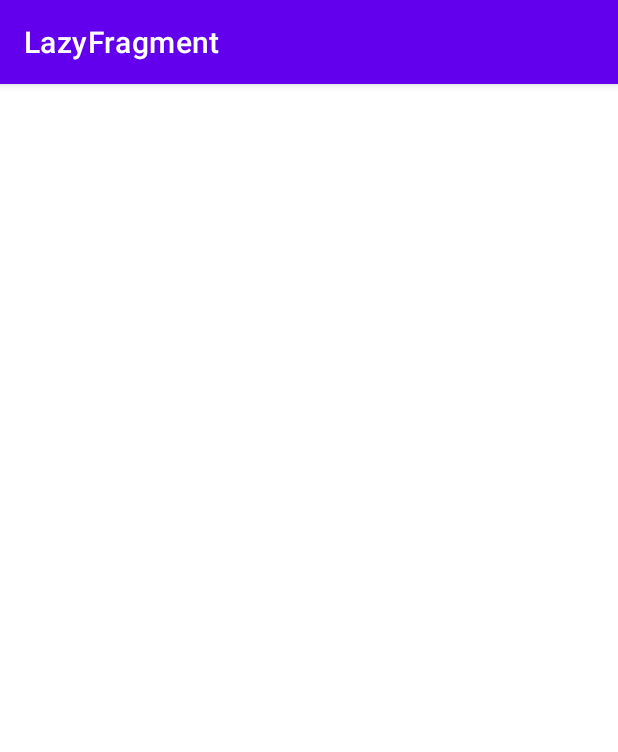
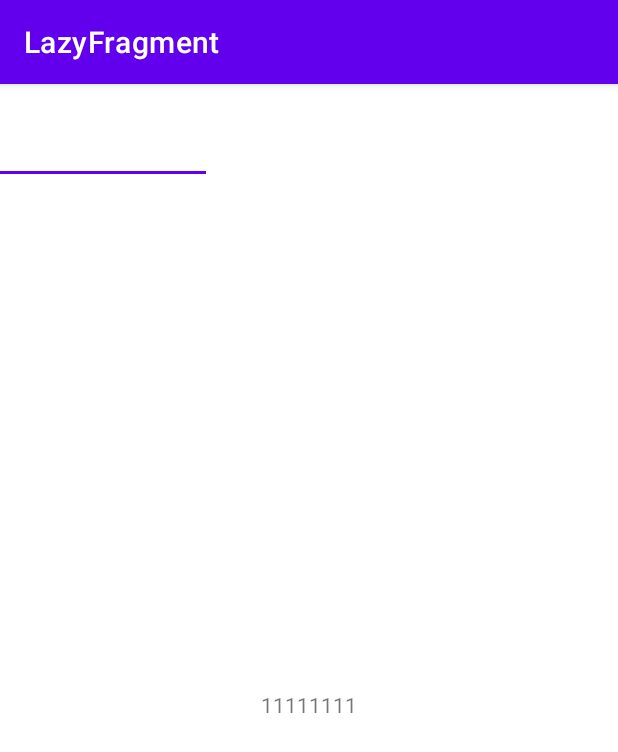
Before and after one commit to xiexuesong/LazyFragment, an Android app: the screen it shows after launch (MainActivity), on a phone screen of 412 x 824 dp. Shown: the top 752 px of the screen. Run offline under Robolectric (Android 15) with nearby library versions, the phone set to English and light mode, and no system bars.

Commit message:
AndroidX懒加载

```diff
--- a/LazyFragment/app/src/main/java/com/wz/lazyfragment/BaseFragment.java
+++ b/LazyFragment/app/src/main/java/com/wz/lazyfragment/BaseFragment.java
@@ -1,20 +1,60 @@
 package com.wz.lazyfragment;
 
+import android.content.Context;
+import android.os.Bundle;
+import android.util.Log;
+import android.view.LayoutInflater;
+import android.view.View;
+import android.view.ViewGroup;
+
+import androidx.annotation.NonNull;
+import androidx.annotation.Nullable;
 import androidx.fragment.app.Fragment;
 
 abstract class BaseFragment extends Fragment {
 
     private boolean isFirst = true;
-    private boolean isVisible = true;
+
+    @Override
+    public void onAttach(@NonNull Context context) {
+        super.onAttach(context);
+    }
+
+    @Nullable
+    @Override
+    public View onCreateView(@NonNull LayoutInflater inflater, @Nullable ViewGroup container, @Nullable Bundle savedInstanceState) {
+        View view = inflater.inflate(getLayoutId(),container,false);
+        return view;
+    }
+
+    @Override
+    public void onViewCreated(@NonNull View view, @Nullable Bundle savedInstanceState) {
+        super.onViewCreated(view, savedInstanceState);
+        initView(view);
+        initEvent(view);
+    }
+
+
 
     @Override
     public void onResume() {
         super.onResume();
-        if(isFirst && isVisible){
+        if(isFirst){
             lazyLoad();
+            isFirst = false;
         }
     }
 
+    @Override
+    public void onDestroyView() {
+        super.onDestroyView();
+        Log.i("MDL","onDestroyView"  +  hashCode());
+    }
+
+
 
     public abstract void lazyLoad();
+    public abstract int getLayoutId();
+    protected abstract void initEvent(View view);
+    protected abstract void initView(View view);
 }
--- a/LazyFragment/app/src/main/java/com/wz/lazyfragment/Fragment1.java
+++ b/LazyFragment/app/src/main/java/com/wz/lazyfragment/Fragment1.java
@@ -1,4 +1,26 @@
 package com.wz.lazyfragment;
 
-public class Fragment1 {
+import android.util.Log;
+import android.view.View;
+
+public class Fragment1  extends BaseFragment{
+    @Override
+    public void lazyLoad() {
+        Log.i("MDL","lazyLoad--fragment1");
+    }
+
+    @Override
+    public int getLayoutId() {
+        return R.layout.item_fragment;
+    }
+
+    @Override
+    protected void initEvent(View view) {
+
+    }
+
+    @Override
+    protected void initView(View view) {
+        Log.i("MDL","oniewCreate---fragment1");
+    }
 }
--- a/LazyFragment/app/src/main/java/com/wz/lazyfragment/Fragment2.java
+++ b/LazyFragment/app/src/main/java/com/wz/lazyfragment/Fragment2.java
@@ -1,4 +1,26 @@
 package com.wz.lazyfragment;
 
-public class Fragment2 {
+import android.util.Log;
+import android.view.View;
+
+public class Fragment2 extends BaseFragment{
+    @Override
+    public void lazyLoad() {
+        Log.i("MDL","lazyLoad--fragment2");
+    }
+
+    @Override
+    public int getLayoutId() {
+        return R.layout.item_fragment;
+    }
+
+    @Override
+    protected void initEvent(View view) {
+
+    }
+
+    @Override
+    protected void initView(View view) {
+        Log.i("MDL","oniewCreate---fragment2");
+    }
 }
--- a/LazyFragment/app/src/main/res/layout/item_fragment.xml
+++ b/LazyFragment/app/src/main/res/layout/item_fragment.xml
@@ -1,6 +1,13 @@
 <?xml version="1.0" encoding="utf-8"?>
-<androidx.constraintlayout.widget.ConstraintLayout
-    xmlns:android="http://schemas.android.com/apk/res/android" android:layout_width="match_parent"
+<RelativeLayout xmlns:android="http://schemas.android.com/apk/res/android"
+    android:layout_width="match_parent"
     android:layout_height="match_parent">
 
-</androidx.constraintlayout.widget.ConstraintLayout>
+
+    <TextView
+        android:layout_width="wrap_content"
+        android:layout_height="wrap_content"
+        android:layout_centerInParent="true"
+        android:text="11111111"/>
+
+</RelativeLayout>
```
Also changed, not shown: LazyFragment/app/src/main/java/com/wz/lazyfragment/Fragment3.java (+23 -1 lines).
